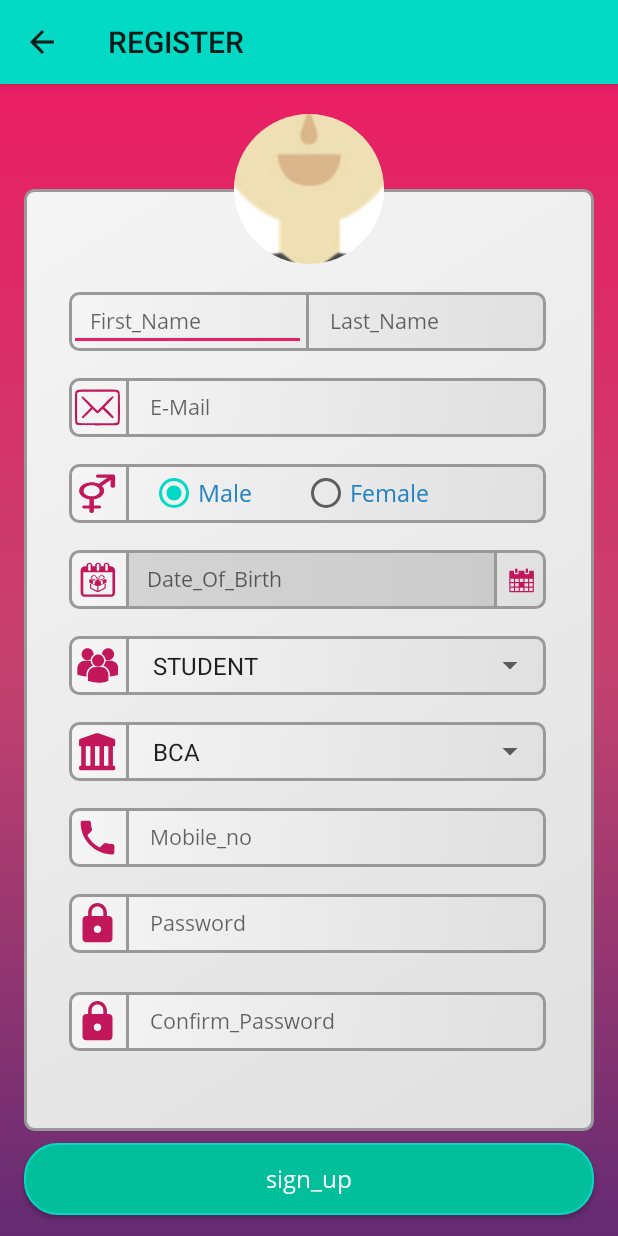
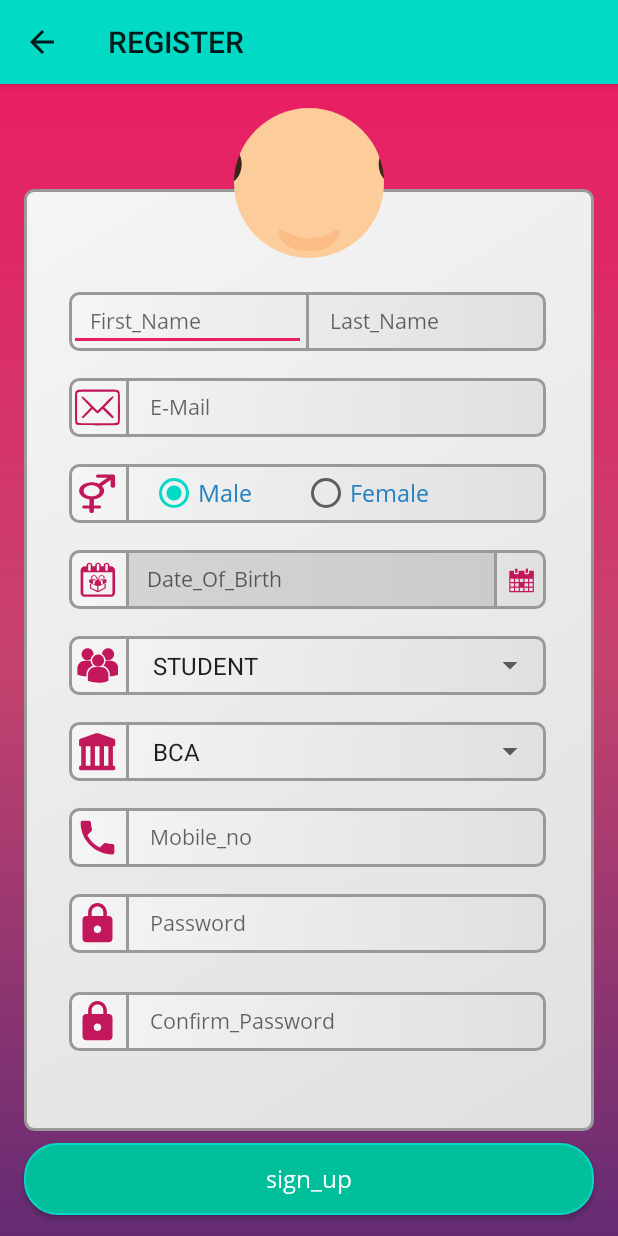
Before and after one commit to vpscnoticeboard/Notice-Board, an Android app: the Register screen opened directly, with no data from a screen before it, on a phone screen of 412 x 824 dp. Run offline under Robolectric (Android 15) with nearby library versions, the phone set to English and light mode, and no system bars; our stand-ins replace CircleImageView, Firebase (no records; nobody signed in at launch, a user with empty details on screens opened directly), sdp/ssp sizes; libraries missing offline, so code that uses them is left out: com.github.ybq.android, com.wajahatkarim3.easyvalidation; plain views replace SpinKitView.

Commit message:
Notice board 6.j(resetpassword activity)

```diff
--- a/app/src/main/java/com/example/projrctlogin/ResetPassword.kt
+++ b/app/src/main/java/com/example/projrctlogin/ResetPassword.kt
@@ -1,5 +1,6 @@
 package com.example.projrctlogin
 
+import android.content.Intent
 import androidx.appcompat.app.AppCompatActivity
 import android.os.Bundle
 import android.util.Patterns
@@ -56,6 +57,8 @@ class ResetPassword : AppCompatActivity() {
                     progressbar.visibility = View.GONE
                     if (task.isSuccessful) {
                         Toast.makeText(this,"CHECK YOUR E-MAIL FOR RESET PASSWORD LINK",Toast.LENGTH_LONG).show()
+                        startActivity(Intent(applicationContext, Loginpage::class.java))
+                        finish()
                     } else {
                         progressbar.visibility = View.INVISIBLE
                         Toast.makeText(this,task.exception?.message!!,Toast.LENGTH_LONG).show()
--- a/app/src/main/res/layout/activity_loginpage.xml
+++ b/app/src/main/res/layout/activity_loginpage.xml
@@ -38,7 +38,7 @@
 
         <ImageView
             android:id="@+id/collegelogo"
-            android:layout_width="174dp"
+            android:layout_width="0dp"
             android:layout_height="123dp"
             android:layout_marginTop="16dp"
             android:contentDescription="@string/todo"
--- a/app/src/main/res/layout/activity_register.xml
+++ b/app/src/main/res/layout/activity_register.xml
@@ -32,10 +32,10 @@
         android:layout_width="0dp"
         android:layout_height="100dp"
         android:layout_gravity="center"
-        android:layout_marginTop="20dp"
+        android:layout_marginTop="16dp"
         android:elevation="5dp"
         android:foregroundGravity="center"
-        android:src="@drawable/default_profile_logo"
+        android:src="@drawable/ic_boy"
         app:layout_constraintEnd_toEndOf="parent"
         app:layout_constraintHorizontal_bias="1.0"
         app:layout_constraintStart_toEndOf="@+id/progressbar"
```
